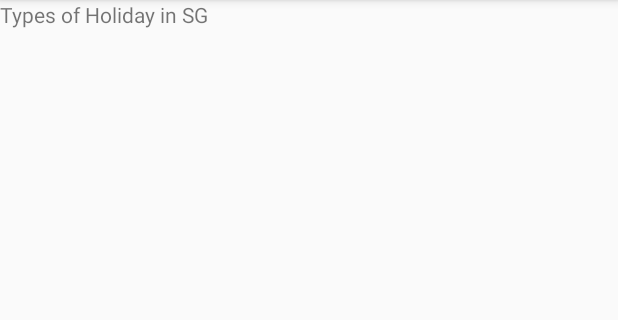
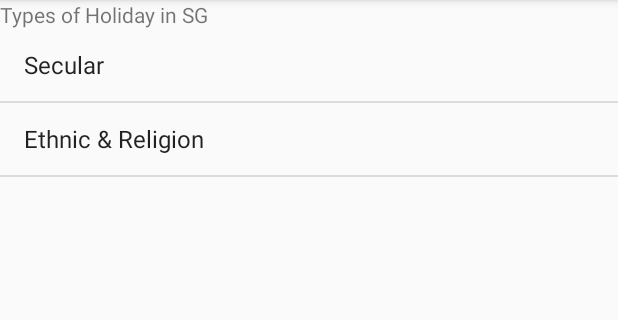
Before and after one commit to suhailicodehut/P02-Holidays, an Android app: the screen it shows after launch (MainActivity), on a phone screen of 412 x 824 dp, the part 84-404 px from its top. Run offline under Robolectric (Android 15) with nearby library versions, the phone set to English and light mode, and no system bars.

Commit message:
first screen

```diff
--- a/app/src/main/java/com/example/a15017519/p02_holidays/MainActivity.java
+++ b/app/src/main/java/com/example/a15017519/p02_holidays/MainActivity.java
@@ -2,8 +2,11 @@ package com.example.a15017519.p02_holidays;
 
 import android.support.v7.app.AppCompatActivity;
 import android.os.Bundle;
+import android.widget.ArrayAdapter;
 import android.widget.ListView;
 import android.widget.TextView;
+
+import java.util.ArrayList;
 
 public class MainActivity extends AppCompatActivity {
 
@@ -14,5 +17,19 @@ public class MainActivity extends AppCompatActivity {
 
         ListView lv;
         TextView tvYear;
+        ArrayList al;
+        ArrayAdapter aa;
+
+        lv = (ListView)findViewById(R.id.lv);
+
+        // adding new data into AL
+        al = new ArrayList<String>();
+        al.add("Secular");
+        al.add("Ethnic & Religion");
+
+        aa = new ArrayAdapter<String>(this,
+                android.R.layout.simple_list_item_1, android.R.id.text1,al);
+
+        lv.setAdapter(aa);
     }
 }
```
